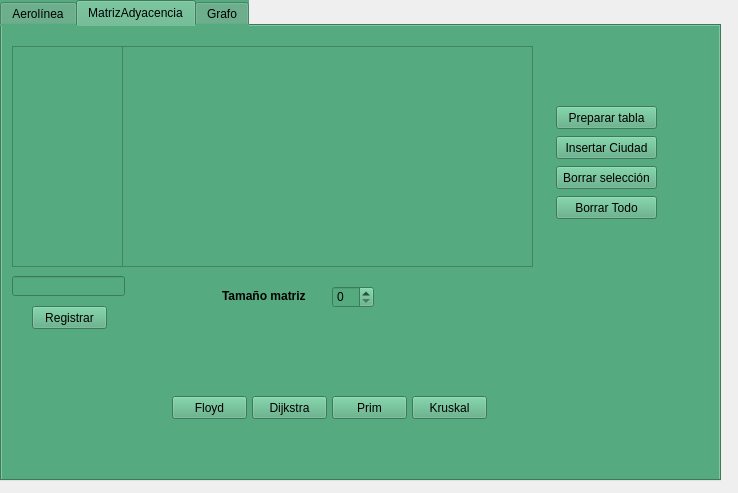
Before: the Qt Designer form ED-Aerolínea_ll/Aerolineas/widget.ui in RARUTO21/EDProgra2, drawn with Qt 5.
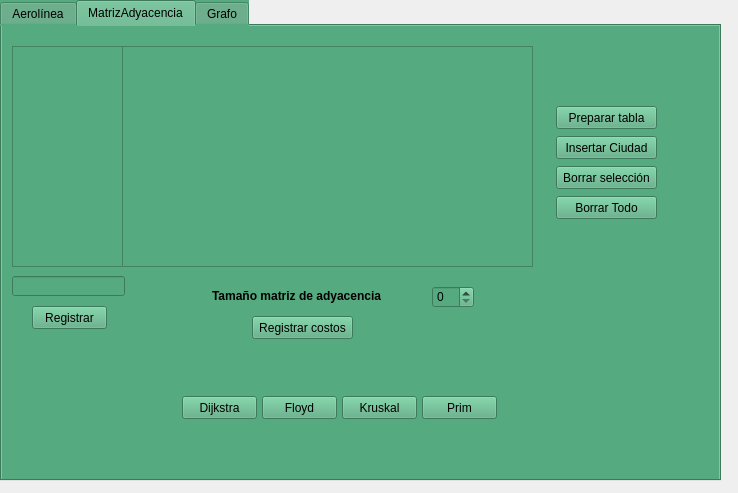
After: the same form once the commit is applied. The open tabs and pages were chosen to show the change. Icons and pictures are not drawn.

Patch:
```diff
--- a/ED-Aerolínea_ll/Aerolineas/widget.ui
+++ b/ED-Aerolínea_ll/Aerolineas/widget.ui
@@ -89,9 +89,9 @@
     <widget class="QLabel" name="label">
      <property name="geometry">
       <rect>
-       <x>220</x>
+       <x>210</x>
        <y>260</y>
-       <width>101</width>
+       <width>181</width>
        <height>20</height>
       </rect>
      </property>
@@ -103,13 +103,13 @@
       </font>
      </property>
      <property name="text">
-      <string>Tamaño matriz</string>
+      <string>Tamaño matriz de adyacencia</string>
      </property>
     </widget>
     <widget class="QSpinBox" name="NumeroDeFilasSpinBoxA">
      <property name="geometry">
       <rect>
-       <x>330</x>
+       <x>430</x>
        <y>260</y>
        <width>42</width>
        <height>22</height>
@@ -204,7 +204,7 @@
     <widget class="QPushButton" name="btnFloyd">
      <property name="geometry">
       <rect>
-       <x>170</x>
+       <x>260</x>
        <y>370</y>
        <width>75</width>
        <height>23</height>
@@ -217,7 +217,7 @@
     <widget class="QPushButton" name="btnDijkstra">
      <property name="geometry">
       <rect>
-       <x>250</x>
+       <x>180</x>
        <y>370</y>
        <width>75</width>
        <height>23</height>
@@ -230,7 +230,7 @@
     <widget class="QPushButton" name="btnPrim">
      <property name="geometry">
       <rect>
-       <x>330</x>
+       <x>420</x>
        <y>370</y>
        <width>75</width>
        <height>23</height>
@@ -243,7 +243,7 @@
     <widget class="QPushButton" name="btnKruskal">
      <property name="geometry">
       <rect>
-       <x>410</x>
+       <x>340</x>
        <y>370</y>
        <width>75</width>
        <height>23</height>
@@ -253,6 +253,19 @@
       <string>Kruskal</string>
      </property>
     </widget>
+    <widget class="QPushButton" name="pushButton">
+     <property name="geometry">
+      <rect>
+       <x>250</x>
+       <y>290</y>
+       <width>101</width>
+       <height>23</height>
+      </rect>
+     </property>
+     <property name="text">
+      <string>Registrar costos</string>
+     </property>
+    </widget>
    </widget>
    <widget class="QWidget" name="tab_2">
     <attribute name="title">
```
Left out of the diff: 11 changed lines with no effect on the pictures.
